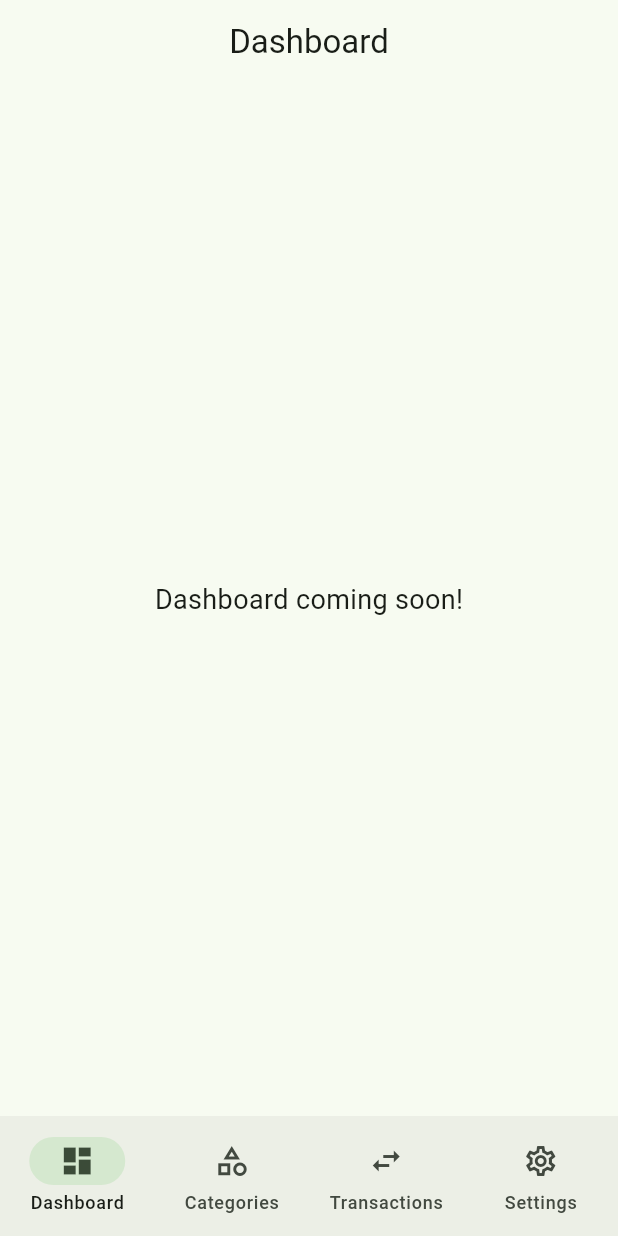
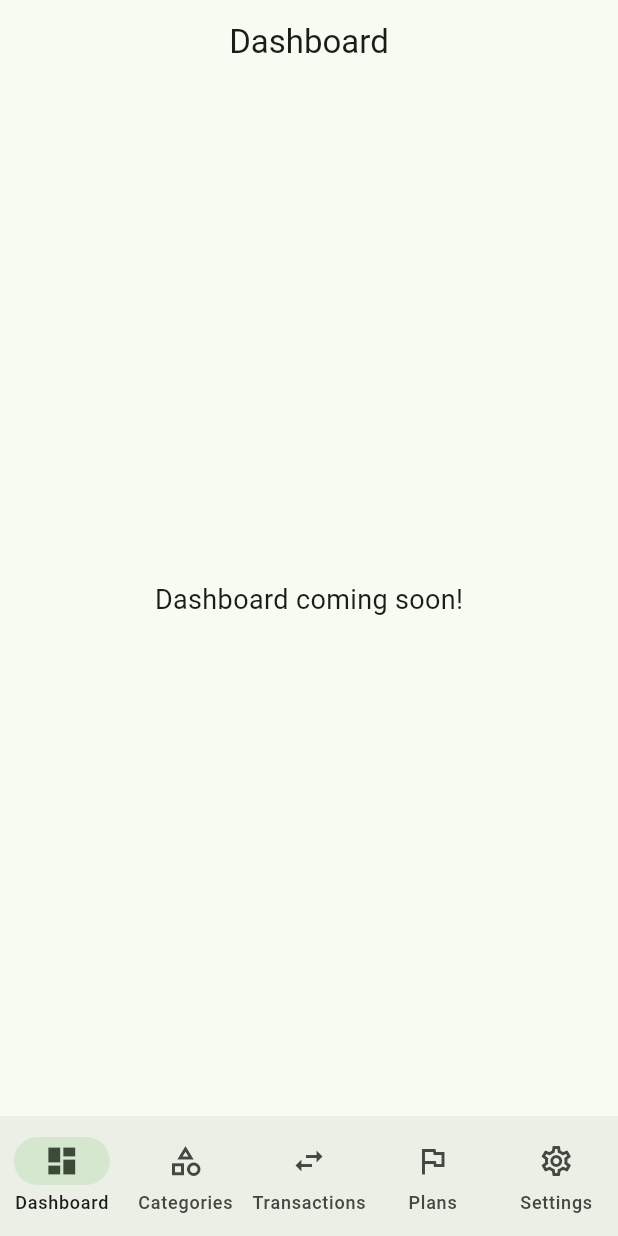
Before and after one commit to barakavic/ba_102, a Flutter app: the screen it shows after launch, on a phone screen of 412 x 824 dp. Run offline on Flutter 3.47's test engine with Material 3 defaults, Android fonts, the phone set to English and light mode, and no system bars; our stand-ins replace flutter_riverpod.

```diff
--- a/ba_102_fe/lib/features/settings/presentation/settings_page.dart
+++ b/ba_102_fe/lib/features/settings/presentation/settings_page.dart
@@ -13,7 +13,7 @@ class SettingsPage extends ConsumerWidget{
       ),
 
       body: Center(
-        child: Text("Categories go here",
+        child: Text("Settings go here",
         style: TextStyle(fontSize: 16.0),),
       ),
     );
--- a/ba_102_fe/lib/main_navigation.dart
+++ b/ba_102_fe/lib/main_navigation.dart
@@ -43,6 +43,10 @@ class MainNavigation extends ConsumerWidget{
          NavigationDestination(icon: Icon(Icons.swap_horiz_outlined),
           selectedIcon: Icon(Icons.swap_horiz),
           label: "Transactions"),
+
+          NavigationDestination(icon: Icon(Icons.flag_outlined),
+          selectedIcon: Icon(Icons.flag),
+          label: "Plans"),
           NavigationDestination(icon: Icon(Icons.settings_outlined),
           selectedIcon: Icon(Icons.settings),
           label: "Settings"),
```
